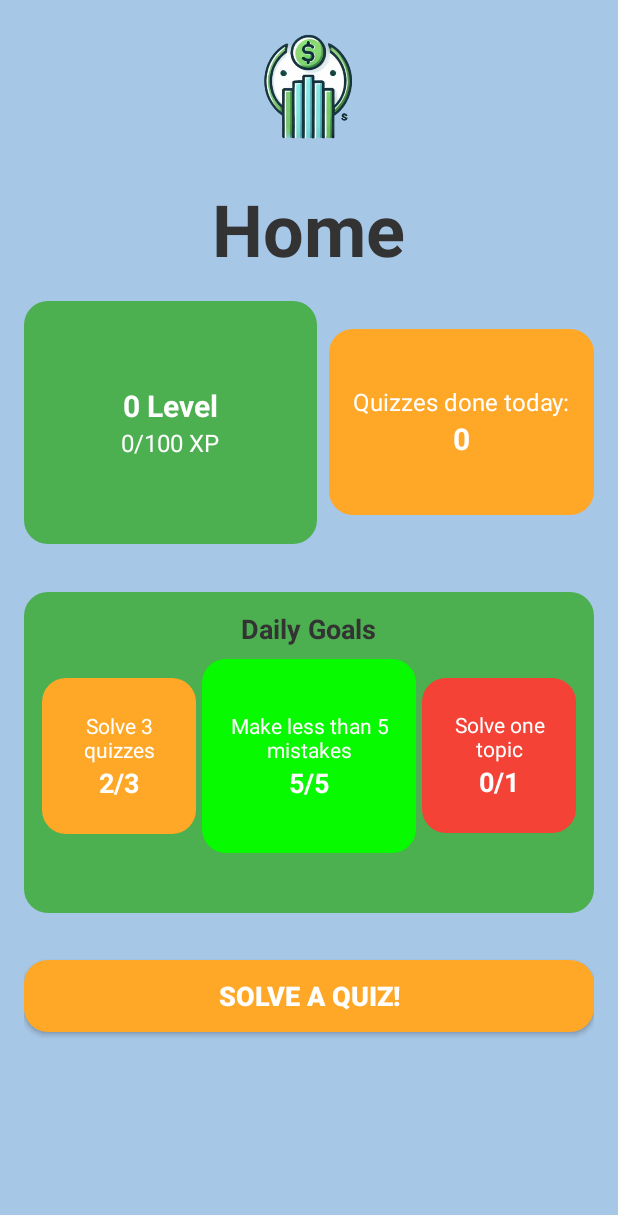
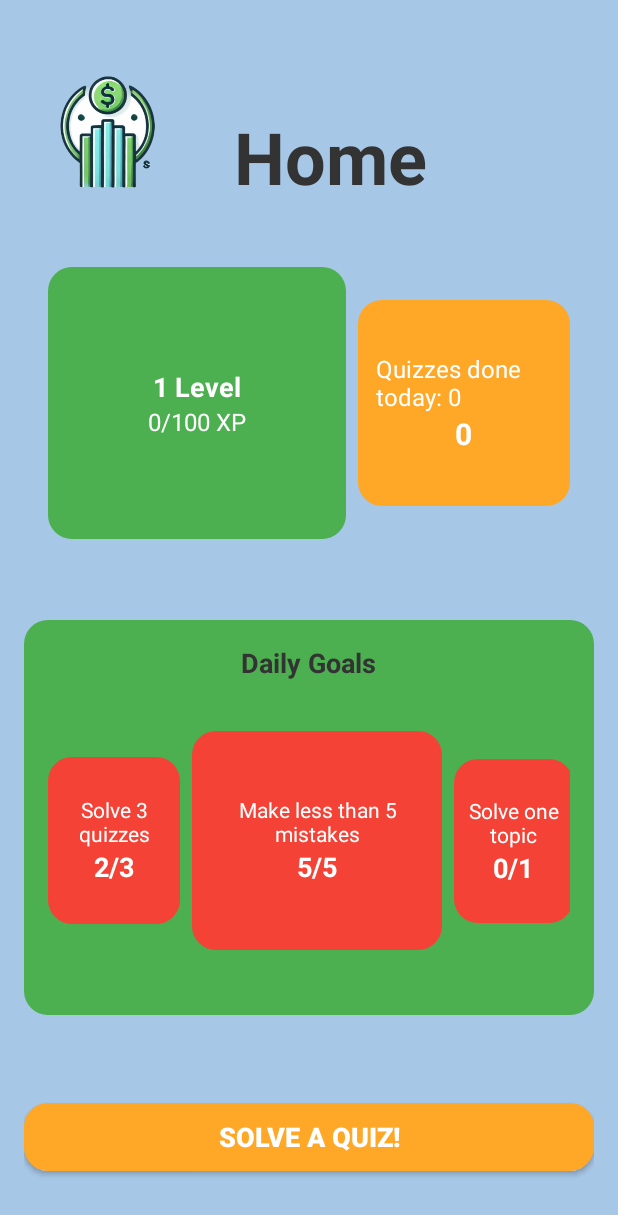
Before and after one commit to Kambo22/duo-case-youth-financial-literacy, an Android app: the Home screen opened directly, with no data from a screen before it, on a phone screen of 412 x 824 dp. Shown: the top 1215 px of the screen. Run offline under Robolectric (Android 15) with nearby library versions, the phone set to English and light mode, and no system bars.

Commit message:
links and kotlin code for home page done plus some improvements with the xml

```diff
--- a/app/src/main/java/com/example/yfl/Home.kt
+++ b/app/src/main/java/com/example/yfl/Home.kt
@@ -1,20 +1,123 @@
 package com.example.yfl
 
+import android.annotation.SuppressLint
+import android.content.Intent
 import android.os.Bundle
-import androidx.activity.enableEdgeToEdge
+import android.widget.Button
+import android.widget.LinearLayout
+import android.widget.TextView
 import androidx.appcompat.app.AppCompatActivity
-import androidx.core.view.ViewCompat
-import androidx.core.view.WindowInsetsCompat
+import androidx.core.content.ContextCompat
+import java.text.SimpleDateFormat
+import java.util.*
 
 class Home : AppCompatActivity() {
+
+    private lateinit var levelText: TextView
+    private lateinit var xpText: TextView
+    private lateinit var quizzesDoneText: TextView
+    private lateinit var solveQuizButton: Button
+    private lateinit var goal1Card: LinearLayout
+    private lateinit var goal2Card: LinearLayout
+    private lateinit var goal3Card: LinearLayout
+
+    private var userXP = 0
+    private var userLevel = 1
+    private var quizzesDoneToday = 0
+    private val xpPerQuiz = 10
+    private val dailyQuizLimit = 5
+
+    private val sharedPreferences by lazy {
+        getSharedPreferences("UserProgress", MODE_PRIVATE)
+    }
+
+    @SuppressLint("MissingInflatedId")
     override fun onCreate(savedInstanceState: Bundle?) {
         super.onCreate(savedInstanceState)
-        enableEdgeToEdge()
         setContentView(R.layout.activity_home)
-        ViewCompat.setOnApplyWindowInsetsListener(findViewById(R.id.main)) { v, insets ->
-            val systemBars = insets.getInsets(WindowInsetsCompat.Type.systemBars())
-            v.setPadding(systemBars.left, systemBars.top, systemBars.right, systemBars.bottom)
-            insets
+
+        levelText = findViewById(R.id.levelText)
+        xpText = findViewById(R.id.xpText)
+        quizzesDoneText = findViewById(R.id.quizzesDone)
+        solveQuizButton = findViewById(R.id.solveQuizButton)
+        goal1Card = findViewById(R.id.goal1Card)
+        goal2Card = findViewById(R.id.goal2Card)
+        goal3Card = findViewById(R.id.goal3Card)
+
+        loadUserData()
+        updateUI()
+
+
+        solveQuizButton.setOnClickListener { openQuizActivity() }
+
+        checkDailyReset()
+    }
+
+    private fun loadUserData() {
+        userXP = sharedPreferences.getInt("userXP", 0)
+        userLevel = sharedPreferences.getInt("userLevel", 1)
+        quizzesDoneToday = sharedPreferences.getInt("quizzesDoneToday", 0)
+    }
+
+    private fun updateUI() {
+        levelText.text = "$userLevel Level"
+        xpText.text = "$userXP/100 XP"
+        quizzesDoneText.text = "Quizzes done today: $quizzesDoneToday"
+
+        // Update goal card backgrounds based on task status
+        setGoalCardBackground(goal1Card, quizzesDoneToday >= 1)
+        setGoalCardBackground(goal2Card, quizzesDoneToday >= 3)
+        setGoalCardBackground(goal3Card, quizzesDoneToday >= 5)
+    }
+
+    private fun setGoalCardBackground(card: LinearLayout, isComplete: Boolean) {
+        when {
+            isComplete -> card.background = ContextCompat.getDrawable(this, R.drawable.rounded_card_green)
+            quizzesDoneToday > 0 -> card.background = ContextCompat.getDrawable(this, R.drawable.rounded_card_orange)
+            else -> card.background = ContextCompat.getDrawable(this, R.drawable.rounded_card_red)
+        }
+    }
+
+    private fun addXP(xp: Int) {
+        userXP += xp
+        if (userXP >= 100) {
+            userXP -= 100
+            userLevel++
+        }
+        saveUserData()
+        updateUI()
+    }
+
+    private fun saveUserData() {
+        with(sharedPreferences.edit()) {
+            putInt("userXP", userXP)
+            putInt("userLevel", userLevel)
+            putInt("quizzesDoneToday", quizzesDoneToday)
+            apply()
+        }
+    }
+
+    private fun openQuizActivity() {
+        val intent = Intent(this, QuizzTopics::class.java)
+        startActivity(intent)
+        // Simulate completion of a quiz and add XP
+        quizzesDoneToday++
+        addXP(xpPerQuiz)
+        saveUserData()
+        updateUI()
+    }
+
+
+    private fun checkDailyReset() {
+        val lastReset = sharedPreferences.getLong("lastReset", 0L)
+        val currentDate = SimpleDateFormat("yyyyMMdd", Locale.getDefault()).format(Date())
+
+        // If the date has changed since the last reset, reset the daily progress
+        if (lastReset != currentDate.toLong()) {
+            quizzesDoneToday = 0
+            sharedPreferences.edit().putInt("quizzesDoneToday", quizzesDoneToday).apply()
+            sharedPreferences.edit().putLong("lastReset", currentDate.toLong()).apply()
+            updateUI()
         }
     }
 }
--- a/app/src/main/java/com/example/yfl/MainActivity.kt
+++ b/app/src/main/java/com/example/yfl/MainActivity.kt
@@ -62,7 +62,7 @@ class MainActivity : AppCompatActivity() {
         val processedPassword = password.replace("\\s".toRegex(), "")
 
         if (username == "admin" && processedPassword == "123") {
-            val intent = Intent(this, QuizzTopics::class.java)
+            val intent = Intent(this, Home::class.java) // Change this to HomeActivity
             startActivity(intent)
             finish()
         } else {
--- a/app/src/main/java/com/example/yfl/QuizzTopics.kt
+++ b/app/src/main/java/com/example/yfl/QuizzTopics.kt
@@ -31,7 +31,7 @@ class QuizzTopics : AppCompatActivity() {
         val returnButton = findViewById<View>(R.id.returnBTN)
 
         returnButton.setOnClickListener {
-            val intent = Intent(this, SavingTIps::class.java)
+            val intent = Intent(this, Home::class.java)
             startActivity(intent)
         }
 
--- a/app/src/main/res/layout/activity_home.xml
+++ b/app/src/main/res/layout/activity_home.xml
@@ -6,42 +6,52 @@
     android:padding="16dp">
 
     <!-- Logo at the Top Centered -->
+
+    <!-- Home Title Text -->
+
+    <!-- Level and Quizzes Done Cards Side by Side -->
+
+    <!-- Daily Goals Section -->
+
     <ImageView
         android:id="@+id/appLogo"
-        android:layout_width="179dp"
-        android:layout_height="96dp"
+        android:layout_width="112dp"
+        android:layout_height="125dp"
         android:layout_alignParentTop="true"
-        android:layout_centerHorizontal="true"
+        android:layout_marginTop="16dp"
         android:contentDescription="App Logo"
         android:src="@drawable/logo" />
 
-    <!-- Home Title Text -->
     <TextView
         android:id="@+id/homeTitle"
-        android:layout_width="wrap_content"
-        android:layout_height="wrap_content"
-        android:layout_below="@id/appLogo"
-        android:layout_centerHorizontal="true"
-        android:layout_marginTop="8dp"
+        android:layout_width="187dp"
+        android:layout_height="54dp"
+        android:layout_alignParentTop="true"
+        android:layout_alignParentEnd="true"
+        android:layout_marginStart="28dp"
+        android:layout_marginTop="56dp"
+        android:layout_marginEnd="96dp"
+        android:layout_toEndOf="@+id/appLogo"
         android:text="Home"
         android:textColor="#333333"
         android:textSize="48sp"
         android:textStyle="bold" />
 
-    <!-- Level and Quizzes Done Cards Side by Side -->
     <LinearLayout
         android:id="@+id/levelContainer"
-        android:layout_width="match_parent"
-        android:layout_height="wrap_content"
+        android:layout_width="395dp"
+        android:layout_height="225dp"
+        android:layout_below="@id/homeTitle"
+        android:layout_marginTop="30dp"
+        android:gravity="center"
         android:orientation="horizontal"
-        android:gravity="center"
-        android:layout_below="@id/homeTitle"
-        android:layout_marginTop="16dp">
+        android:paddingStart="16dp"
+        android:paddingEnd="16dp">
 
         <!-- Level Card -->
         <LinearLayout
-            android:layout_width="24dp"
-            android:layout_height="162dp"
+            android:layout_width="wrap_content"
+            android:layout_height="181dp"
             android:layout_marginEnd="8dp"
             android:layout_weight="1"
             android:background="@drawable/rounded_card_green"
@@ -53,9 +63,9 @@
                 android:id="@+id/levelText"
                 android:layout_width="wrap_content"
                 android:layout_height="wrap_content"
-                android:text="0 Level"
+                android:text="1 Level"
                 android:textColor="#FFFFFF"
-                android:textSize="20sp"
+                android:textSize="18sp"
                 android:textStyle="bold" />
 
             <TextView
@@ -69,8 +79,8 @@
 
         <!-- Quizzes Done Card -->
         <LinearLayout
-            android:layout_width="5dp"
-            android:layout_height="124dp"
+            android:layout_width="32dp"
+            android:layout_height="137dp"
             android:layout_weight="1"
             android:background="@drawable/rounded_card_orange"
             android:gravity="center"
@@ -95,18 +105,14 @@
         </LinearLayout>
     </LinearLayout>
 
-    <!-- Daily Goals Section with Goals in a Grid -->
-
-    <!-- Solve a Quiz Button -->
-
     <LinearLayout
         android:layout_width="395dp"
-        android:layout_height="214dp"
+        android:layout_height="263dp"
         android:layout_below="@id/levelContainer"
         android:layout_marginTop="32dp"
         android:background="@drawable/rounded_card_green"
         android:orientation="vertical"
-        android:padding="12dp">
+        android:padding="16dp">
 
         <TextView
             android:layout_width="wrap_content"
@@ -119,19 +125,20 @@
 
         <!-- Grid of Goals -->
         <LinearLayout
-            android:layout_width="match_parent"
-            android:layout_height="wrap_content"
-            android:layout_marginTop="8dp"
+            android:layout_width="350dp"
+            android:layout_height="181dp"
+            android:layout_marginTop="16dp"
             android:gravity="center"
             android:orientation="horizontal">
 
             <!-- Goal Card 1 -->
             <LinearLayout
-                android:layout_width="0dp"
-                android:layout_height="104dp"
-                android:layout_marginEnd="4dp"
+                android:id="@+id/goal1Card"
+                android:layout_width="21dp"
+                android:layout_height="111dp"
+                android:layout_marginEnd="8dp"
                 android:layout_weight="1"
-                android:background="@drawable/rounded_card_orange"
+                android:background="@drawable/rounded_card_red"
                 android:gravity="center"
                 android:orientation="vertical"
                 android:padding="8dp">
@@ -155,11 +162,12 @@
 
             <!-- Goal Card 2 -->
             <LinearLayout
-                android:layout_width="40dp"
-                android:layout_height="129dp"
-                android:layout_marginEnd="4dp"
+                android:id="@+id/goal2Card"
+                android:layout_width="100dp"
+                android:layout_height="146dp"
+                android:layout_marginEnd="8dp"
                 android:layout_weight="1"
-                android:background="@drawable/rounded_edges_lgreen"
+                android:background="@drawable/rounded_card_red"
                 android:gravity="center"
                 android:orientation="vertical"
                 android:padding="8dp">
@@ -183,8 +191,9 @@
 
             <!-- Goal Card 3 -->
             <LinearLayout
-                android:layout_width="0dp"
-                android:layout_height="103dp"
+                android:id="@+id/goal3Card"
+                android:layout_width="12dp"
+                android:layout_height="109dp"
                 android:layout_weight="1"
                 android:background="@drawable/rounded_card_red"
                 android:gravity="center"
@@ -212,13 +221,14 @@
 
     <Button
         android:id="@+id/solveQuizButton"
-        android:layout_width="match_parent"
-        android:layout_height="wrap_content"
+        android:layout_width="382dp"
+        android:layout_height="54dp"
         android:layout_below="@id/levelContainer"
+        android:layout_alignParentBottom="true"
         android:layout_gravity="center"
-        android:background="@drawable/rounded_card_red"
-        android:layout_marginTop="277dp"
-        android:backgroundTint="#FFA726"
+        android:layout_marginTop="354dp"
+        android:layout_marginBottom="27dp"
+        android:background="@drawable/rounded_card_orange"
         android:text="Solve a Quiz!"
         android:textColor="#FFFFFF"
         android:textSize="18sp"
```
